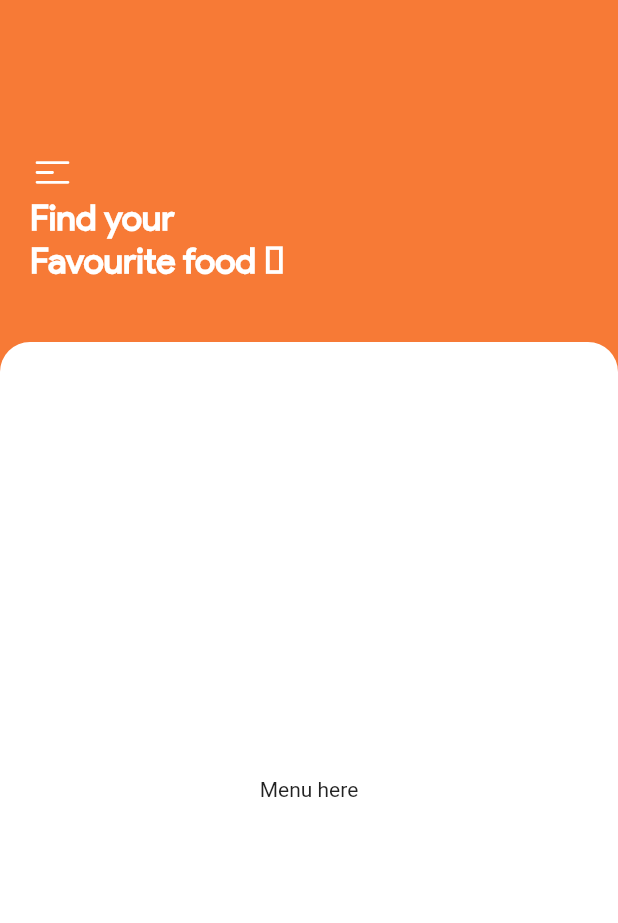
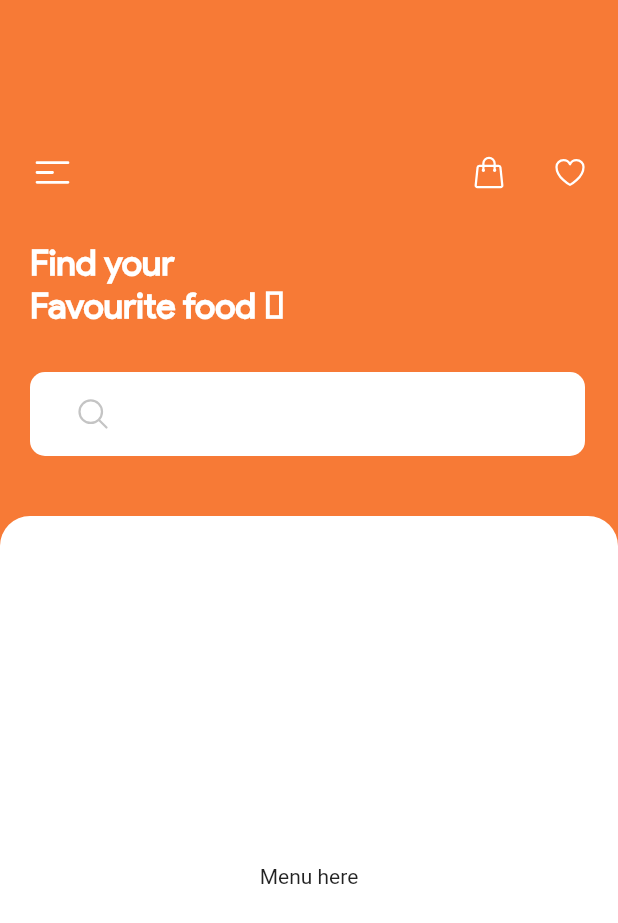
Before and after one commit to Monirith-huot/food_delivery_app, a Flutter app: the HomeScreen screen opened directly, on a phone screen of 412 x 824 dp. Shown: the top 923 px of the screen. Run offline on Flutter 3.47's test engine with Material 2 defaults, Android fonts, the phone set to English and light mode, and no system bars; our stand-ins replace animated_splash_screen, cloud_firestore, firebase_auth, firebase_core, google_sign_in, heroicons and 2 more; accounts and stored records are empty; network calls fail.

Commit message:
fixing some error

```diff
--- a/lib/src/presentation/views/home/home.screen.dart
+++ b/lib/src/presentation/views/home/home.screen.dart
@@ -60,19 +60,60 @@ class _HomeScreenState extends State<HomeScreen> {
                                 size: SIZE.iconsSize,
                               ),
                             ),
+                            const Spacer(),
+                            Row(
+                              children: [
+                                GestureDetector(
+                                  onTap: () {},
+                                  child: const HeroIcon(
+                                    HeroIcons.shoppingBag,
+                                    color: COLORS.white,
+                                  ),
+                                ),
+                                const SizedBox(width: 30),
+                                GestureDetector(
+                                  onTap: () {},
+                                  child: const HeroIcon(
+                                    HeroIcons.heart,
+                                    color: COLORS.white,
+                                  ),
+                                ),
+                              ],
+                            ),
                           ],
                         ),
-                        CustomText(
+                        const SizedBox(height: 30),
+                        const CustomText(
                           text: "Find your",
                           size: 24,
                           color: COLORS.white,
                           weight: FontWeight.bold,
                         ),
-                        CustomText(
+                        const CustomText(
                           text: "Favourite food 🫕",
                           size: 24,
                           color: COLORS.white,
                           weight: FontWeight.bold,
+                        ),
+                        const SizedBox(height: 30),
+                        Container(
+                          padding: EdgeInsets.only(
+                              left: 30, right: 30, top: 5, bottom: 5),
+                          width: SIZE.bigButtonWidth,
+                          height: SIZE.buttonHeight,
+                          decoration: BoxDecoration(
+                            color: COLORS.white,
+                            borderRadius: BorderRadius.circular(10),
+                          ),
+                          child: Row(
+                            children: [
+                              HeroIcon(
+                                HeroIcons.magnifyingGlass,
+                                color: COLORS.grey,
+                              ),
+
+                            ],
+                          ),
                         ),
                       ],
                     ),
@@ -130,7 +171,7 @@ class _HomeScreenState extends State<HomeScreen> {
                               },
                             ),
                             ListTile(
-                              title: Text(
+                              title: const Text(
                                 'Shuffler',
                                 style: TextStyle(
                                     fontSize: 18.0, color: Colors.white),
--- a/lib/src/utils/pallete.dart
+++ b/lib/src/utils/pallete.dart
@@ -13,7 +13,7 @@ class SIZE {
 
   static const smallButtonWidth = 170.0;
   static const medimunButtonWidth = 300.0;
-  static const bigButtonHeight = 370.0;
+  static const bigButtonWidth = 370.0;
   static const bigPadding = 30.0;
   static const smallPadding = 10.0;
 
```
Also changed, not shown: 1 other file.
